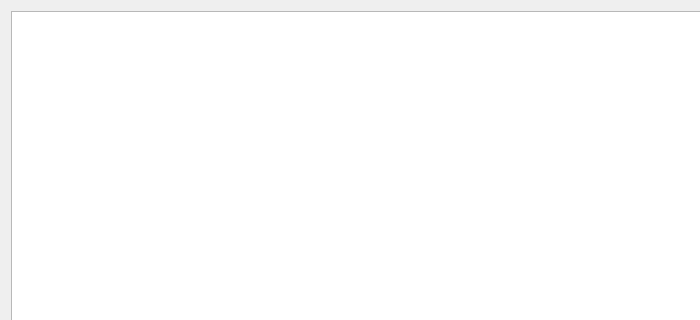
The window that PageDcr.ui (bloglink/aip-tester) describes before a commit, drawn with Qt 5; both pictures show x 0 to 700 and y 0 to 320 of the 800 by 600 pixel window.
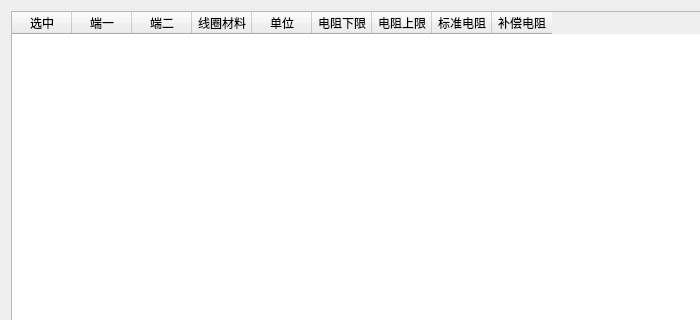
The same window after the commit.

Commit message: feat:(2.1.0.5)电阻模块添加自动补全

Diff of the .ui file:
```diff
--- a/PageDcr.ui
+++ b/PageDcr.ui
@@ -22,24 +22,9 @@
      <property name="selectionMode">
       <enum>QAbstractItemView::SingleSelection</enum>
      </property>
-     <attribute name="horizontalHeaderVisible">
-      <bool>false</bool>
-     </attribute>
      <attribute name="horizontalHeaderDefaultSectionSize">
       <number>60</number>
      </attribute>
-     <attribute name="horizontalHeaderHighlightSections">
-      <bool>false</bool>
-     </attribute>
-     <attribute name="horizontalHeaderStretchLastSection">
-      <bool>true</bool>
-     </attribute>
-     <attribute name="verticalHeaderDefaultSectionSize">
-      <number>50</number>
-     </attribute>
-     <attribute name="verticalHeaderHighlightSections">
-      <bool>false</bool>
-     </attribute>
      <column>
       <property name="text">
        <string>选中</string>
@@ -80,6 +65,11 @@
        <string>标准电阻</string>
       </property>
      </column>
+     <column>
+      <property name="text">
+       <string>补偿电阻</string>
+      </property>
+     </column>
     </widget>
    </item>
    <item>
```
The commit also changes 4 other files.
